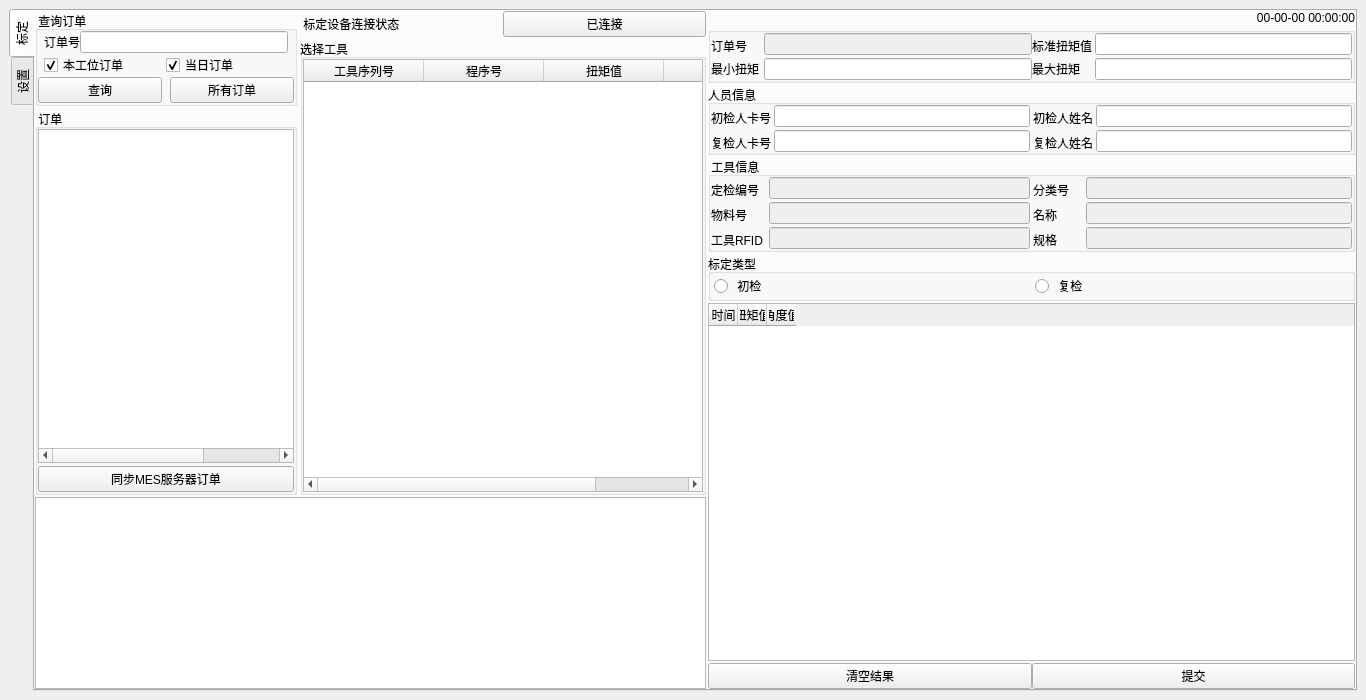
First picture: the form in ui/toolkit.ui, repository masami10/ts013_toolkits, before the edit.
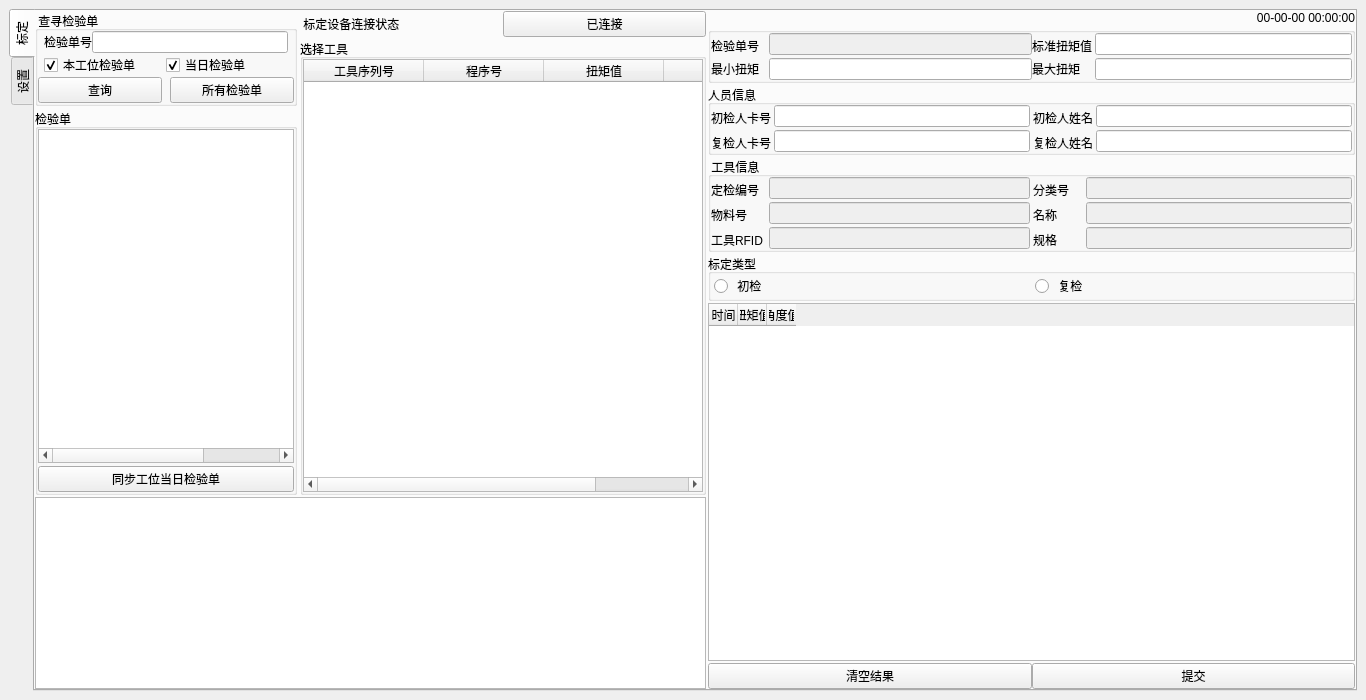
Second picture: the form after the edit.

Commit message: 修改界面显示名称和字体等

Diff of the .ui file:
```diff
--- a/ui/toolkit.ui
+++ b/ui/toolkit.ui
@@ -85,7 +85,7 @@
            <enum>QLayout::SetDefaultConstraint</enum>
           </property>
           <item>
-           <layout class="QVBoxLayout" name="verticalLayout_8">
+           <layout class="QVBoxLayout" name="verticalLayout_8" stretch="0,0">
             <property name="spacing">
              <number>2</number>
             </property>
@@ -105,7 +105,7 @@
                 <item>
                  <widget class="QGroupBox" name="groupBox_11">
                   <property name="title">
-                   <string> 查询订单</string>
+                   <string> 查寻检验单</string>
                   </property>
                   <layout class="QVBoxLayout" name="verticalLayout_9">
                    <property name="spacing">
@@ -143,7 +143,7 @@
                      <item row="0" column="0">
                       <widget class="QLabel" name="QueryOrderCodeLabel">
                        <property name="text">
-                        <string>订单号</string>
+                        <string>检验单号</string>
                        </property>
                       </widget>
                      </item>
@@ -163,7 +163,7 @@
                      <item>
                       <widget class="QCheckBox" name="workcenterCheckBox">
                        <property name="text">
-                        <string>本工位订单</string>
+                        <string>本工位检验单</string>
                        </property>
                        <property name="checked">
                         <bool>true</bool>
@@ -173,7 +173,7 @@
                      <item>
                       <widget class="QCheckBox" name="todayCheckBox">
                        <property name="text">
-                        <string>当日订单</string>
+                        <string>当日检验单</string>
                        </property>
                        <property name="checked">
                         <bool>true</bool>
@@ -203,7 +203,7 @@
                      <item>
                       <widget class="QPushButton" name="CancelQueryButton">
                        <property name="text">
-                        <string>所有订单</string>
+                        <string>所有检验单</string>
                        </property>
                       </widget>
                      </item>
@@ -215,7 +215,7 @@
                 <item>
                  <widget class="QGroupBox" name="groupBox">
                   <property name="title">
-                   <string> 订单</string>
+                   <string>检验单</string>
                   </property>
                   <property name="flat">
                    <bool>true</bool>
@@ -317,7 +317,7 @@
                    <item>
                     <widget class="QPushButton" name="load_server_order_btn">
                      <property name="text">
-                      <string>同步MES服务器订单</string>
+                      <string>同步工位当日检验单</string>
                      </property>
                     </widget>
                    </item>
@@ -541,7 +541,7 @@
                  <item row="0" column="0">
                   <widget class="QLabel" name="OrderCodeLabel">
                    <property name="text">
-                    <string>订单号    </string>
+                    <string>检验单号  </string>
                    </property>
                    <property name="alignment">
                     <set>Qt::AlignBottom|Qt::AlignLeading|Qt::AlignLeft</set>
```
Left out of the diff: 6 changed lines with no effect on the pictures. The commit also changes 4 other files.
